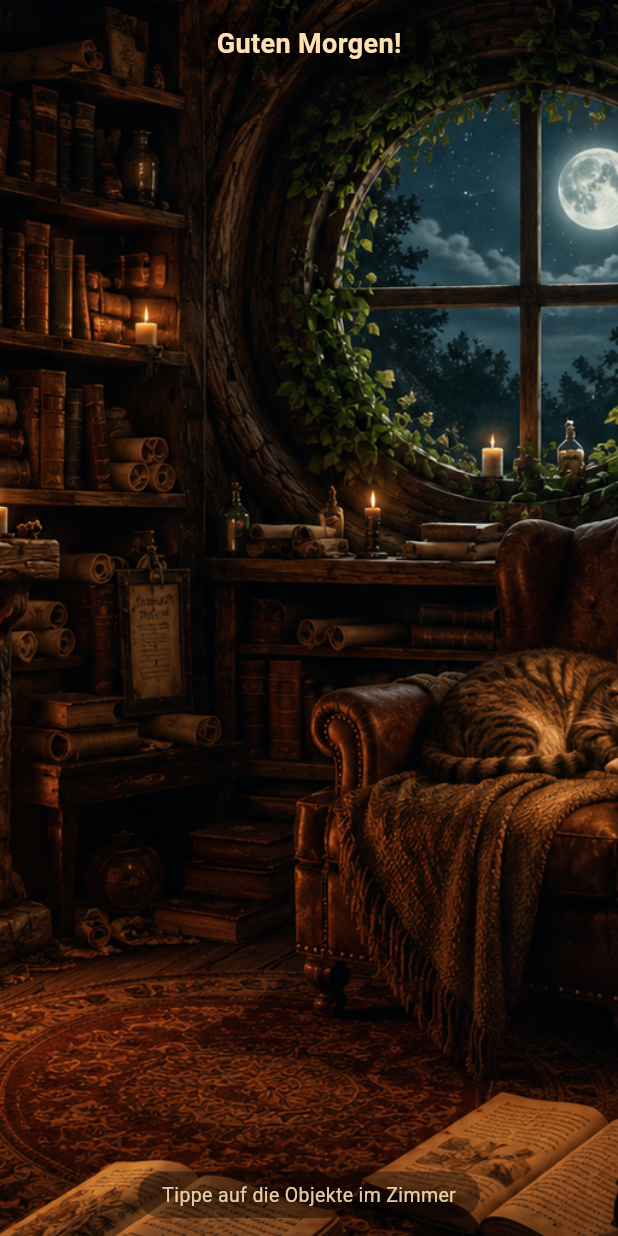
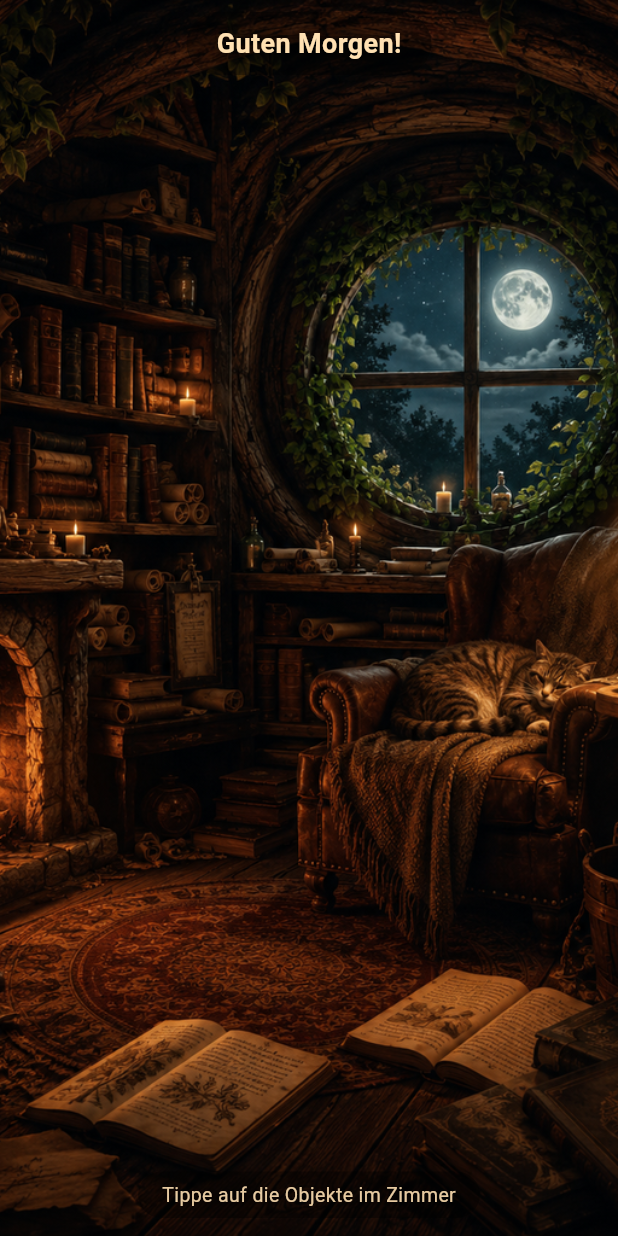
Before and after one commit to samwest1285-arch/nova-reader, a Flutter app: the screen it shows after launch, on a phone screen of 412 x 824 dp. Run offline on Flutter 3.47's test engine with Material 3 defaults, Android fonts, the light colour scheme and no system bars; our stand-ins replace audioplayers, camera, equatable, file_picker, flutter_riverpod, flutter_tts and 3 more; missing offline and left inert: epubx, google_mlkit_text_recognition; Roboto replaces fonts that are missing (Georgia).

Commit message:
Bild komplett sichtbar (letterbox), Tap-Zonen an neue Positionen angepasst

```diff
--- a/lib/screens/home/home_screen.dart
+++ b/lib/screens/home/home_screen.dart
@@ -244,9 +244,9 @@ class _HomeScreenState extends ConsumerState<HomeScreen> {
 
           // ── Interaktive Tap-Zonen ──
           // Positionen basierend auf Bildanalyse des neuen Lesezimmer-Bilds (in %):
-          //  Bücherregal: (12,0)-(40,75) | Kamin: (0,43)-(31,80)
-          //  Sessel: (48,39)-(94,85)     | Katze: (58,51)-(82,63)
-          //  Kaffeetasse: (84,51)-(94,57) | Fenster: (43,0)-(82,41)
+          //  Bücherregal: (22,0)-(43,69) | Kamin: (9,45)-(36,72)
+          //  Sessel: (49,42)-(83,76)     | Katze: (56,51)-(74,59)
+          //  Kaffeetasse: (75,51)-(83,55) | Fenster: (45,7)-(74,43)
           Positioned.fill(
             child: LayoutBuilder(
               builder: (context, constraints) {
@@ -257,64 +257,64 @@ class _HomeScreenState extends ConsumerState<HomeScreen> {
                     // Kaminzimmer — auf den Büchern (links)
                     _TapZone(
                       zone: TapZone.fireplace,
-                      left: w * 0.12,
+                      left: w * 0.22,
                       top: h * 0.0,
-                      width: w * 0.28,
-                      height: h * 0.75,
+                      width: w * 0.21,
+                      height: h * 0.69,
                       onTap: () => _onTap(context, TapZone.fireplace),
                     ),
                     // Bibliothek — auf dem Kamin (links unten)
                     _TapZone(
                       zone: TapZone.books,
-                      left: w * 0.0,
-                      top: h * 0.43,
-                      width: w * 0.31,
-                      height: h * 0.37,
+                      left: w * 0.09,
+                      top: h * 0.45,
+                      width: w * 0.27,
+                      height: h * 0.27,
                       onTap: () => _onTap(context, TapZone.books),
                     ),
                     // Sessel (rechts) — Einstellungen
                     _TapZone(
                       zone: TapZone.armchair,
-                      left: w * 0.48,
-                      top: h * 0.39,
-                      width: w * 0.46,
-                      height: h * 0.46,
+                      left: w * 0.49,
+                      top: h * 0.42,
+                      width: w * 0.34,
+                      height: h * 0.34,
                       onTap: () => _onTap(context, TapZone.armchair),
                     ),
                     // Kaffeetasse (rechts unten) — Caffè
                     _TapZone(
                       zone: TapZone.coffee,
-                      left: w * 0.84,
+                      left: w * 0.75,
                       top: h * 0.51,
-                      width: w * 0.10,
-                      height: h * 0.06,
+                      width: w * 0.08,
+                      height: h * 0.05,
                       onTap: () => _onTap(context, TapZone.coffee),
                     ),
                     // Katze (auf dem Sessel) — Butler — ganz oben im Stack
                     _TapZone(
                       zone: TapZone.cat,
-                      left: w * 0.58,
+                      left: w * 0.56,
                       top: h * 0.51,
-                      width: w * 0.24,
-                      height: h * 0.12,
+                      width: w * 0.18,
+                      height: h * 0.09,
                       onTap: () => _onTap(context, TapZone.cat),
                     ),
                     // Timer — im Fenster (oben)
                     _TapZone(
                       zone: TapZone.clock,
-                      left: w * 0.43,
-                      top: h * 0.0,
-                      width: w * 0.39,
-                      height: h * 0.41,
+                      left: w * 0.45,
+                      top: h * 0.07,
+                      width: w * 0.29,
+                      height: h * 0.36,
                       onTap: () => _onTap(context, TapZone.clock),
                     ),
                     // Kamera/Scan (rechts oben, an der Lampe) — Kamera-Scan
                     _TapZone(
                       zone: TapZone.camera,
-                      left: w * 0.84,
-                      top: h * 0.29,
+                      left: w * 0.75,
+                      top: h * 0.35,
                       width: w * 0.16,
-                      height: h * 0.30,
+                      height: h * 0.22,
                       onTap: () => _onTap(context, TapZone.camera),
                     ),
                   ],
```
Also changed, not shown: assets/images/home_background.png.
